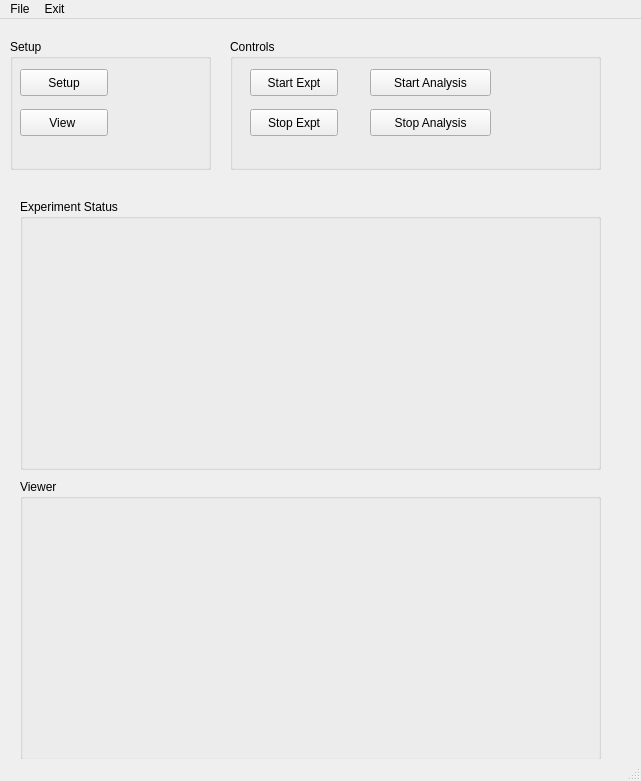
First picture: the form in guis.ui, repository karempudi/GUIs, before the edit.
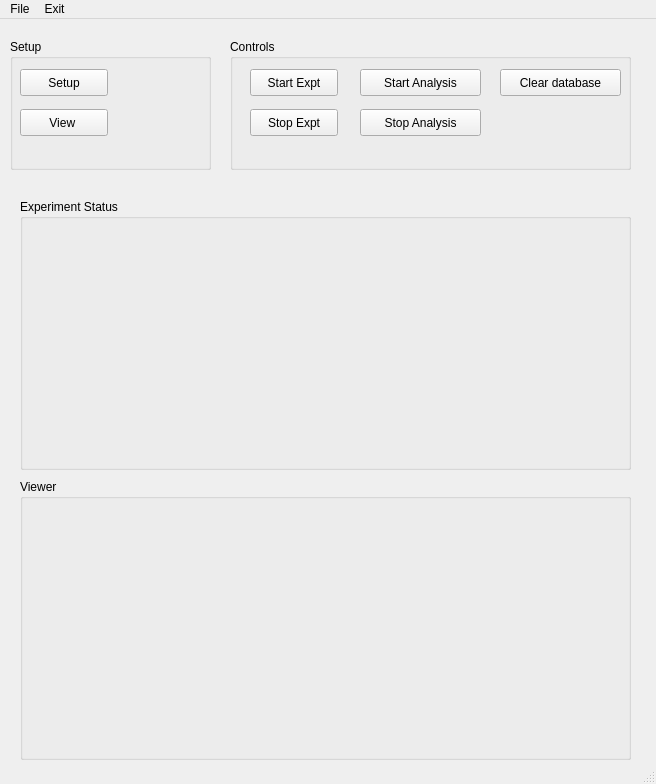
Second picture: the form after the edit.

Commit message: Events window coming along well

Patch:
```diff
--- a/guis.ui
+++ b/guis.ui
@@ -6,8 +6,8 @@
    <rect>
     <x>0</x>
     <y>0</y>
-    <width>641</width>
-    <height>781</height>
+    <width>656</width>
+    <height>784</height>
    </rect>
   </property>
   <property name="windowTitle">
@@ -58,7 +58,7 @@
      <rect>
       <x>20</x>
       <y>460</y>
-      <width>581</width>
+      <width>611</width>
       <height>281</height>
      </rect>
     </property>
@@ -71,7 +71,7 @@
      <rect>
       <x>20</x>
       <y>180</y>
-      <width>581</width>
+      <width>611</width>
       <height>271</height>
      </rect>
     </property>
@@ -84,7 +84,7 @@
      <rect>
       <x>230</x>
       <y>20</y>
-      <width>371</width>
+      <width>401</width>
       <height>131</height>
      </rect>
     </property>
@@ -120,7 +120,7 @@
     <widget class="QPushButton" name="pushButton_4">
      <property name="geometry">
       <rect>
-       <x>140</x>
+       <x>130</x>
        <y>30</y>
        <width>121</width>
        <height>27</height>
@@ -133,7 +133,7 @@
     <widget class="QPushButton" name="pushButton_5">
      <property name="geometry">
       <rect>
-       <x>140</x>
+       <x>130</x>
        <y>70</y>
        <width>121</width>
        <height>27</height>
@@ -143,6 +143,19 @@
       <string>Stop Analysis</string>
      </property>
     </widget>
+    <widget class="QPushButton" name="pushButton_6">
+     <property name="geometry">
+      <rect>
+       <x>270</x>
+       <y>30</y>
+       <width>121</width>
+       <height>27</height>
+      </rect>
+     </property>
+     <property name="text">
+      <string>Clear database</string>
+     </property>
+    </widget>
    </widget>
   </widget>
   <widget class="QMenuBar" name="menubar">
@@ -150,7 +163,7 @@
     <rect>
      <x>0</x>
      <y>0</y>
-     <width>641</width>
+     <width>656</width>
      <height>21</height>
     </rect>
    </property>
```
The commit also changes 5 other files.
